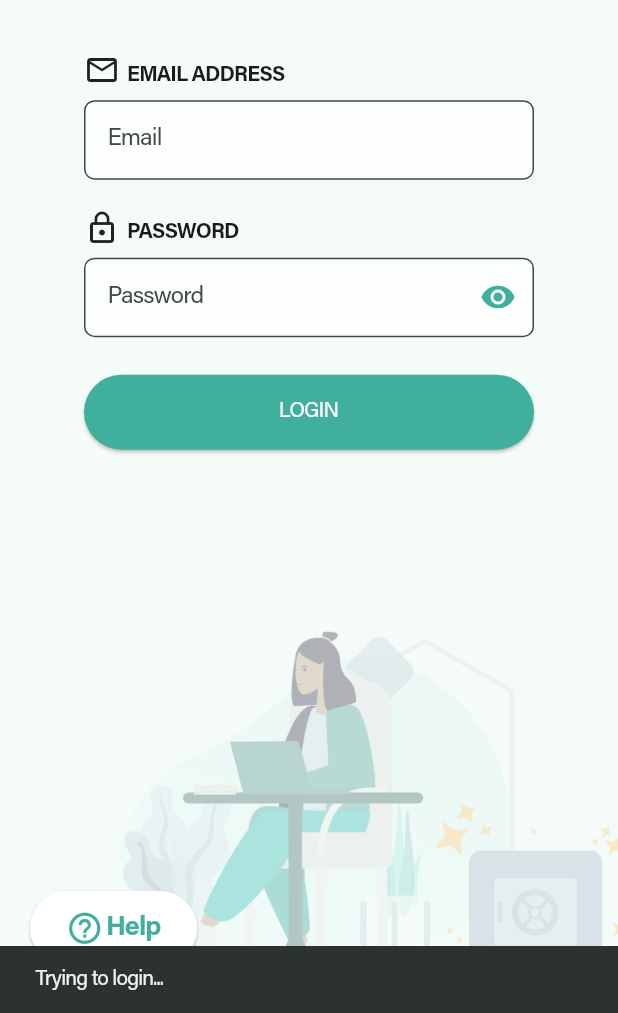
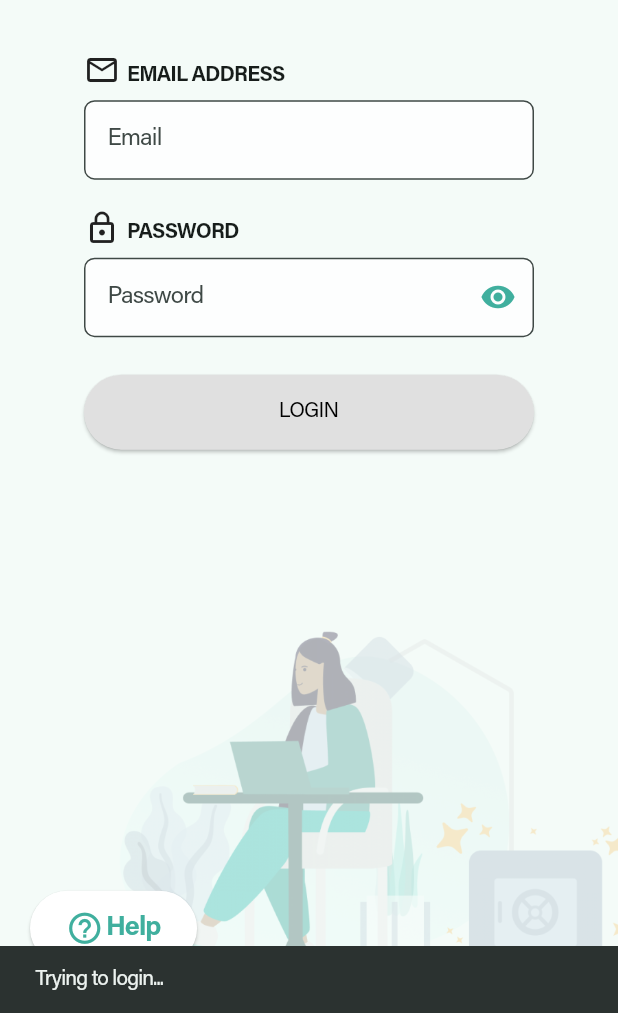
Before and after one commit to matiasespina1991/expatrio-challenge, a Flutter app: the screen it shows after launch, after a tap on "LOGIN", on a phone screen of 412 x 824 dp, the part 223-1236 px from its top. Run offline on Flutter 3.47's test engine with Material 3 defaults, Android fonts, the phone set to English and light mode, and no system bars; our stand-ins replace connectivity_plus, flutter_secure_storage; network calls fail.

Commit message:
Login button state fixed

```diff
--- a/lib/screens/login_screen.dart
+++ b/lib/screens/login_screen.dart
@@ -36,6 +36,7 @@ class LoginScreenState extends State<LoginScreen> {
 
   bool _isPasswordVisible = false;
   bool _isHelpButtonVisible = true;
+  bool _attemptingLogin = false;
 
   @override
   void initState() {
@@ -191,6 +192,7 @@ class LoginScreenState extends State<LoginScreen> {
                     ),
                     const SizedBox(height: 25.0),
                     ExpatrioButton(
+                      isDisabled: _attemptingLogin,
                       fullWidth: true,
                       onPressed: () {
                         attemptLogin(context);
@@ -239,6 +241,9 @@ class LoginScreenState extends State<LoginScreen> {
   }
 
   void attemptLogin(context) async {
+    setState(() {
+      _attemptingLogin = true;
+    });
     ScaffoldMessenger.of(context).showSnackBar(
       const SnackBar(
         content: Text(
@@ -268,6 +273,9 @@ class LoginScreenState extends State<LoginScreen> {
         },
       );
     } else {
+      setState(() {
+        _attemptingLogin = false;
+      });
       showModal.failedLogin(
         context: context,
         onTapConfirm: () {
--- a/lib/widgets/buttons.dart
+++ b/lib/widgets/buttons.dart
@@ -19,11 +19,11 @@ class ExpatrioButton extends StatelessWidget {
   @override
   Widget build(BuildContext context) {
     return ElevatedButton(
-      onPressed: isDisabled ? null : onPressed,
+      onPressed: isDisabled ? () {} : onPressed,
       style: ElevatedButton.styleFrom(
-        backgroundColor: isPrimary
+        backgroundColor: isPrimary && !isDisabled
             ? const Color(0xFF40AF9E)
-            : const Color(0xFFE0E0E0).withOpacity(0.5),
+            : const Color(0xFFE0E0E0),
         minimumSize:
             fullWidth ? const Size(double.infinity, 50) : const Size(130, 50),
       ),
```
